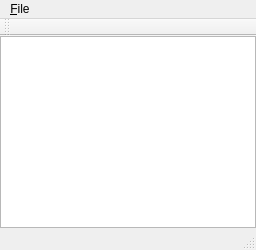
This is src/gamewindow.ui in jsfdez/1942 as Qt 5 draws it before an edit. The edited form follows.
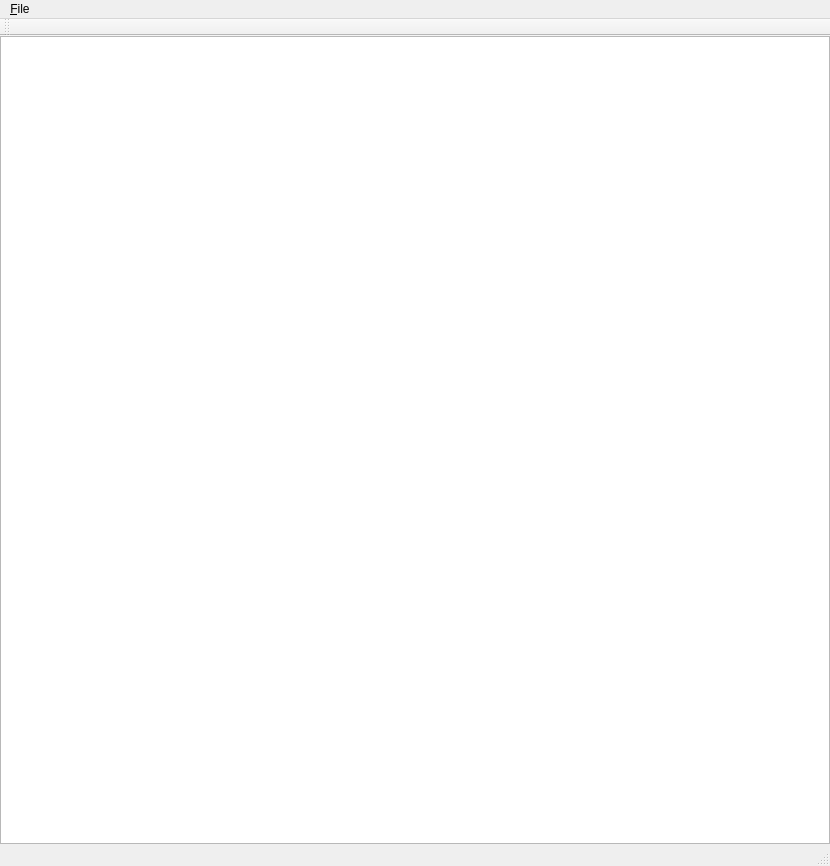
This is the edited form.

Diff of the .ui file:
```diff
--- a/src/gamewindow.ui
+++ b/src/gamewindow.ui
@@ -2,6 +2,14 @@
 <ui version="4.0">
  <class>GameWindow</class>
  <widget class="QMainWindow" name="GameWindow">
+  <property name="geometry">
+   <rect>
+    <x>0</x>
+    <y>0</y>
+    <width>830</width>
+    <height>866</height>
+   </rect>
+  </property>
   <property name="windowTitle">
    <string>GameWindow</string>
   </property>
@@ -36,7 +44,7 @@
     <rect>
      <x>0</x>
      <y>0</y>
-     <width>256</width>
+     <width>830</width>
      <height>21</height>
     </rect>
    </property>
```
